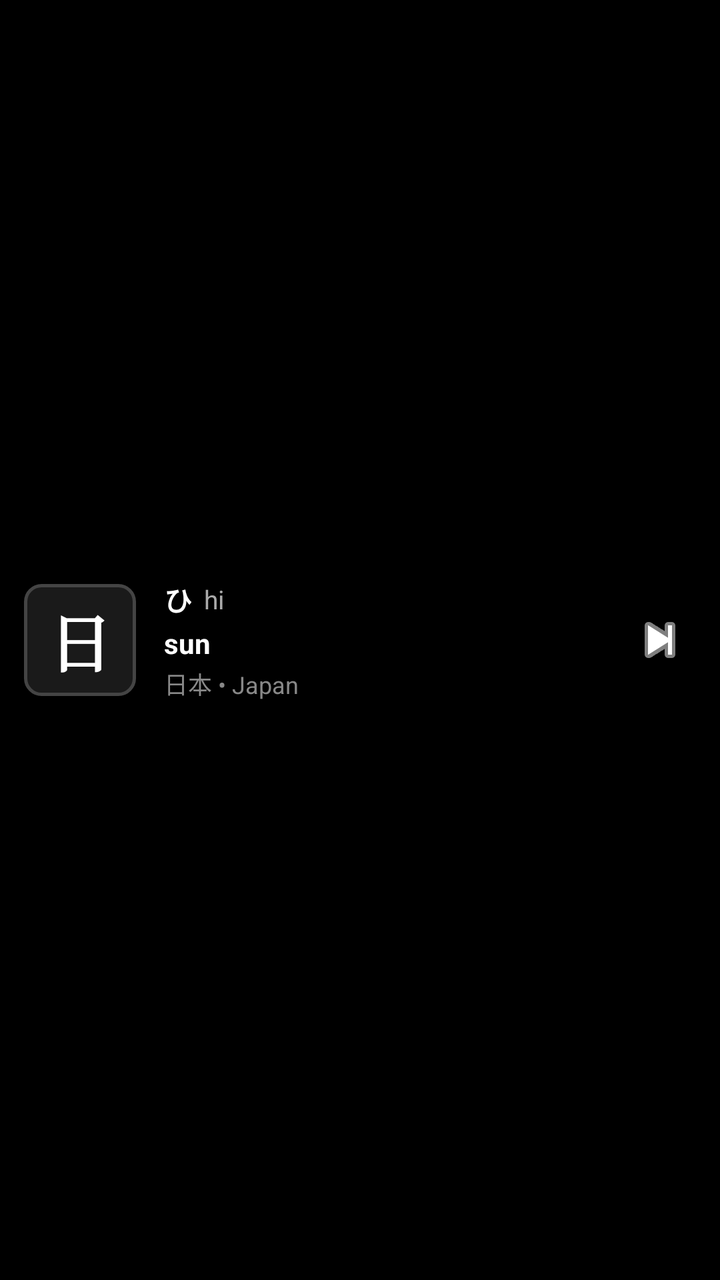
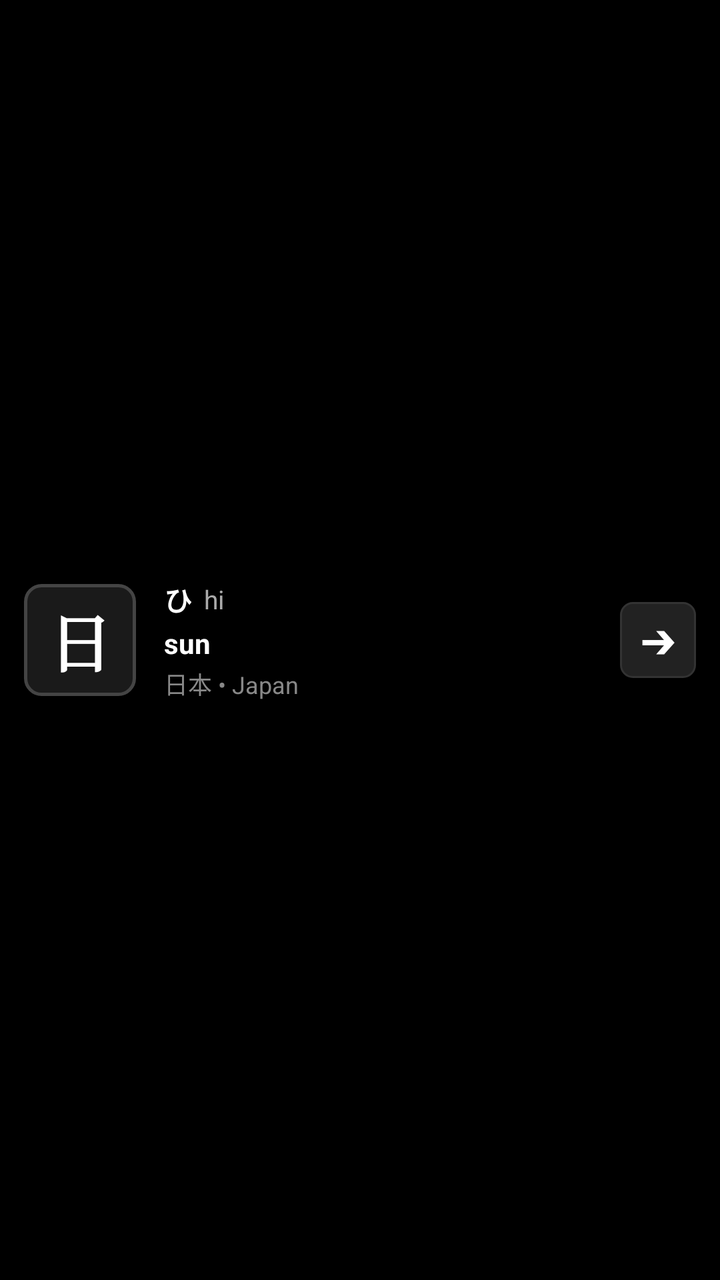

Screens rendered from an Android XML layout before and after an edit, with the pre-edit source and the edit as a unified diff.
<!-- AndroidManifest.xml: application theme android:Theme.Material.NoActionBar -->
<!-- res/layout/notification_saku_compact.xml -->
<?xml version="1.0" encoding="utf-8"?>
<LinearLayout xmlns:android="http://schemas.android.com/apk/res/android"
    android:layout_width="match_parent"
    android:layout_height="wrap_content"
    android:orientation="horizontal"
    android:padding="12dp"
    android:background="@android:color/black"
    android:gravity="center_vertical">

    
    <TextView
        android:id="@+id/tv_notification_kanji"
        android:layout_width="56dp"
        android:layout_height="56dp"
        android:gravity="center"
        android:text="日"
        android:textColor="@android:color/white"
        android:textSize="32sp"
        android:textStyle="bold"
        android:fontFamily="serif"
        android:background="@drawable/bg_kanji_box" />

    
    <LinearLayout
        android:layout_width="0dp"
        android:layout_height="wrap_content"
        android:layout_weight="1"
        android:layout_marginStart="14dp"
        android:orientation="vertical"
        android:gravity="center_vertical">

        
        <LinearLayout
            android:layout_width="wrap_content"
            android:layout_height="wrap_content"
            android:orientation="horizontal"
            android:gravity="center_vertical">

            <TextView
                android:id="@+id/tv_notification_kana"
                android:layout_width="wrap_content"
                android:layout_height="wrap_content"
                android:text="ひ"
                android:textColor="@android:color/white"
                android:textSize="14sp"
                android:textStyle="bold" />

            <TextView
                android:id="@+id/tv_notification_romaji"
                android:layout_width="wrap_content"
                android:layout_height="wrap_content"
                android:layout_marginStart="6dp"
                android:text="hi"
                android:textColor="#AAAAAA"
                android:textSize="13sp" />
        </LinearLayout>

        
        <TextView
            android:id="@+id/tv_notification_meaning"
            android:layout_width="wrap_content"
            android:layout_height="wrap_content"
            android:layout_marginTop="2dp"
            android:text="sun"
            android:textColor="@android:color/white"
            android:textSize="14sp"
            android:textStyle="bold" />

        
        <TextView
            android:id="@+id/tv_notification_example"
            android:layout_width="wrap_content"
            android:layout_height="wrap_content"
            android:layout_marginTop="2dp"
            android:text="日本 • Japan"
            android:textColor="#888888"
            android:textSize="12sp"
            android:singleLine="true" />
    </LinearLayout>

    
    <ImageButton
        android:id="@+id/btn_notification_next"
        android:layout_width="36dp"
        android:layout_height="36dp"
        android:background="?android:attr/selectableItemBackgroundBorderless"
        android:src="@android:drawable/ic_media_next"
        android:tint="@android:color/white"
        android:contentDescription="Next Card" />

</LinearLayout>
<!-- resources referenced by this layout -->
<resources>
  <!-- drawable bg_kanji_box (drawable) -->
  <?xml version="1.0" encoding="utf-8"?>
  <shape xmlns:android="http://schemas.android.com/apk/res/android"
      android:shape="rectangle">
      <corners android:radius="8dp" />
      <stroke
          android:width="1.5dp"
          android:color="#444444" />
      <solid android:color="#1A1A1A" />
  </shape>
</resources>

<!-- the commit's change to res/layout/notification_saku_compact.xml (unified diff, before → after) -->
@@ -79,13 +79,15 @@
     </LinearLayout>
 
     
-    <ImageButton
+    <TextView
         android:id="@+id/btn_notification_next"
-        android:layout_width="36dp"
-        android:layout_height="36dp"
-        android:background="?android:attr/selectableItemBackgroundBorderless"
-        android:src="@android:drawable/ic_media_next"
-        android:tint="@android:color/white"
-        android:contentDescription="Next Card" />
+        android:layout_width="38dp"
+        android:layout_height="38dp"
+        android:gravity="center"
+        android:text="➔"
+        android:textColor="@android:color/white"
+        android:textSize="18sp"
+        android:textStyle="bold"
+        android:background="@drawable/bg_button_ease" />
 
 </LinearLayout>
<!-- resource entries referenced after the edit -->
@@ -1,5 +1,15 @@
 <!-- resources referenced by this layout -->
 <resources>
+  <!-- drawable bg_button_ease (drawable) -->
+  <?xml version="1.0" encoding="utf-8"?>
+  <shape xmlns:android="http://schemas.android.com/apk/res/android"
+      android:shape="rectangle">
+      <corners android:radius="6dp" />
+      <solid android:color="#222222" />
+      <stroke
+          android:width="1dp"
+          android:color="#333333" />
+  </shape>
   <!-- drawable bg_kanji_box (drawable) -->
   <?xml version="1.0" encoding="utf-8"?>
   <shape xmlns:android="http://schemas.android.com/apk/res/android"
